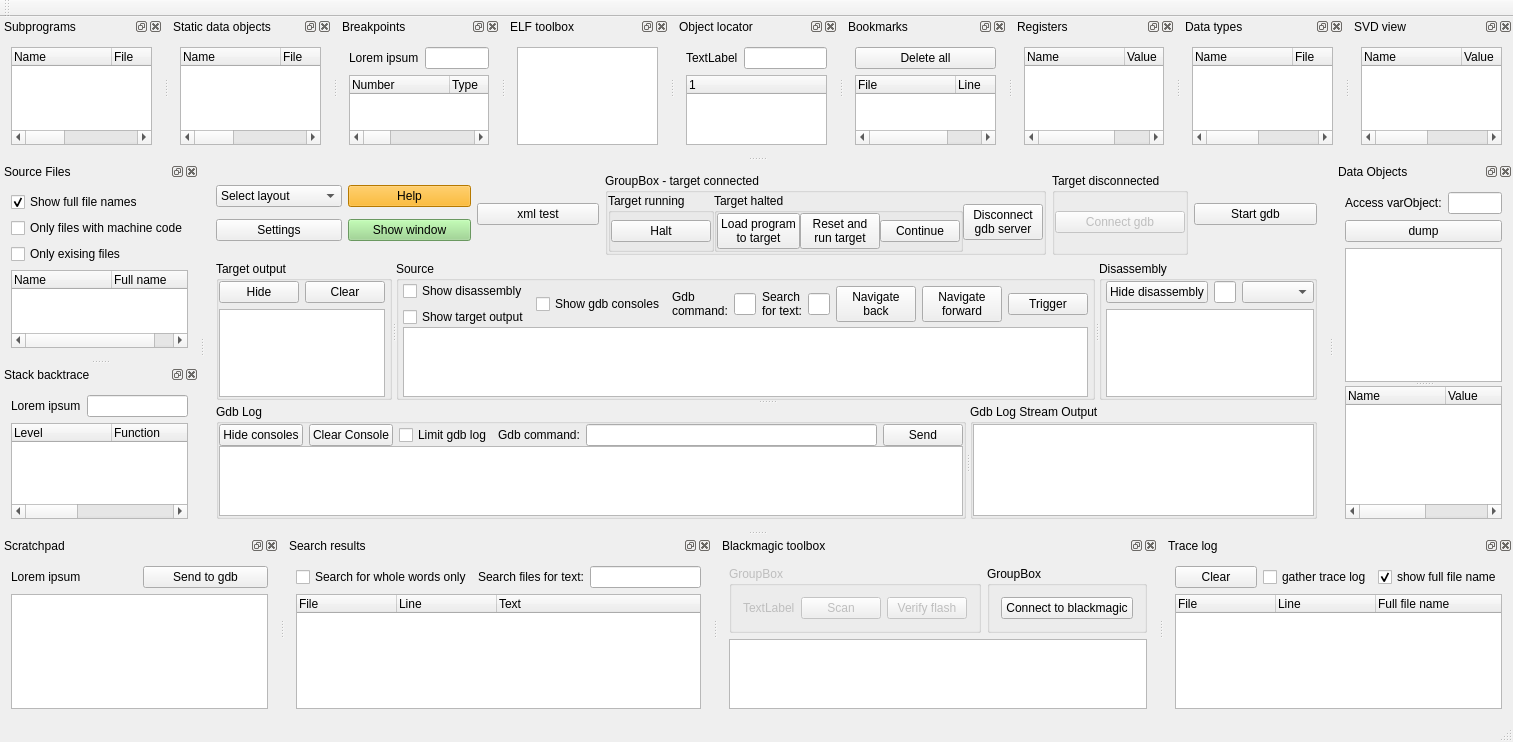
stoyan-shopov/turbo, file mainwindow.ui: the form before one commit.
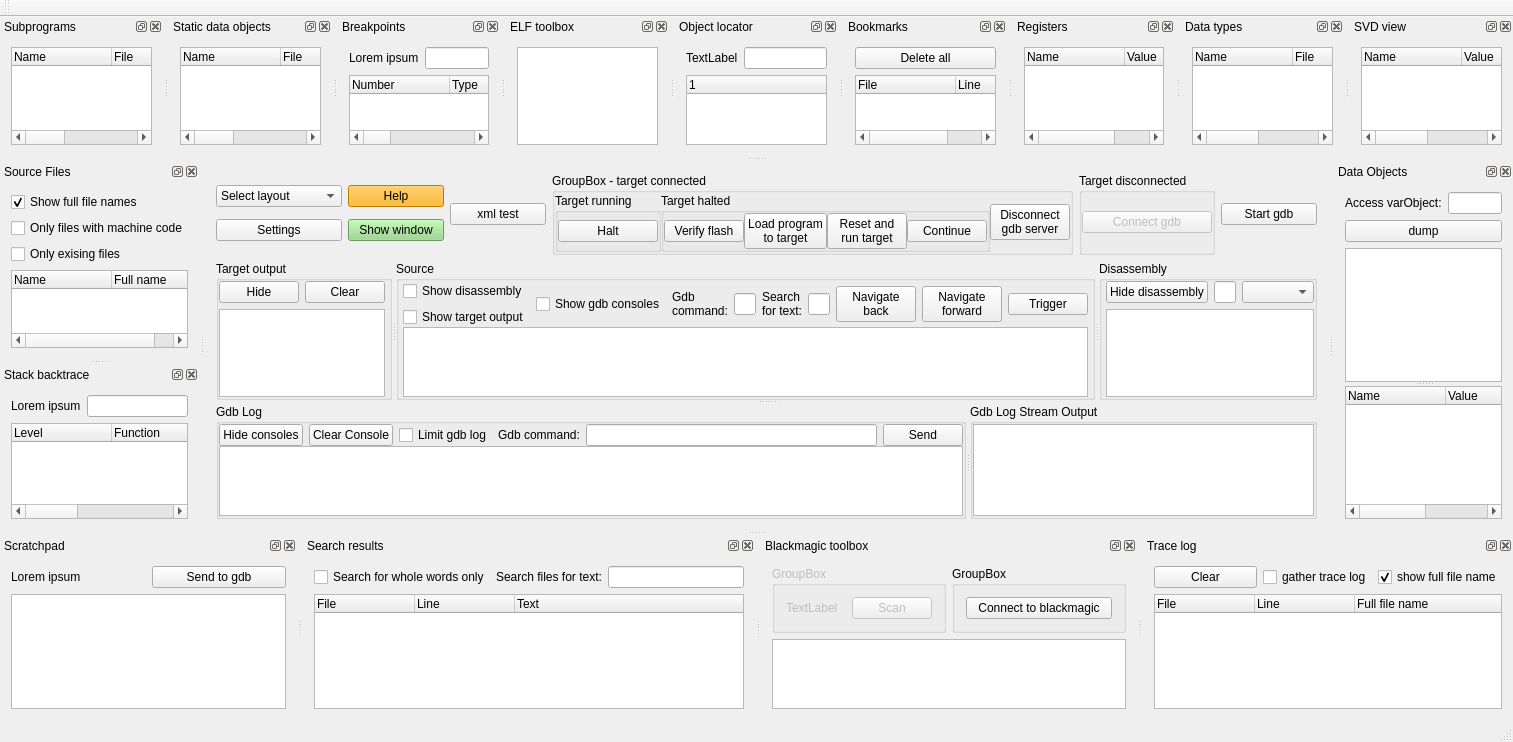
The form after the commit.

Commit message: Improve blackmagic probe connection handling

```diff
--- a/mainwindow.ui
+++ b/mainwindow.ui
@@ -162,6 +162,13 @@
             <property name="bottomMargin">
              <number>0</number>
             </property>
+            <item>
+             <widget class="QPushButton" name="pushButtonVerifyTargetMemory">
+              <property name="text">
+               <string>Verify flash</string>
+              </property>
+             </widget>
+            </item>
             <item>
              <widget class="QPushButton" name="pushButtonLoadProgramToTarget">
               <property name="text">
@@ -1009,13 +1016,6 @@
               </property>
              </widget>
             </item>
-            <item>
-             <widget class="QPushButton" name="pushButtonVerifyTargetMemory">
-              <property name="text">
-               <string>Verify flash</string>
-              </property>
-             </widget>
-            </item>
            </layout>
           </widget>
          </item>
```
The commit also changes 2 other files.
